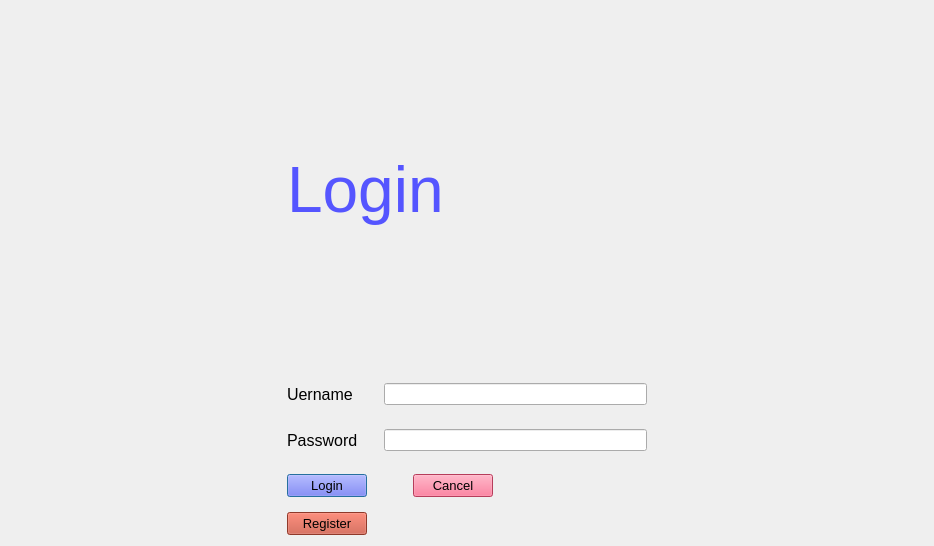
The window that login.ui (pengjianaixue/TEConfiguretool) describes before a commit, drawn with Qt 5.
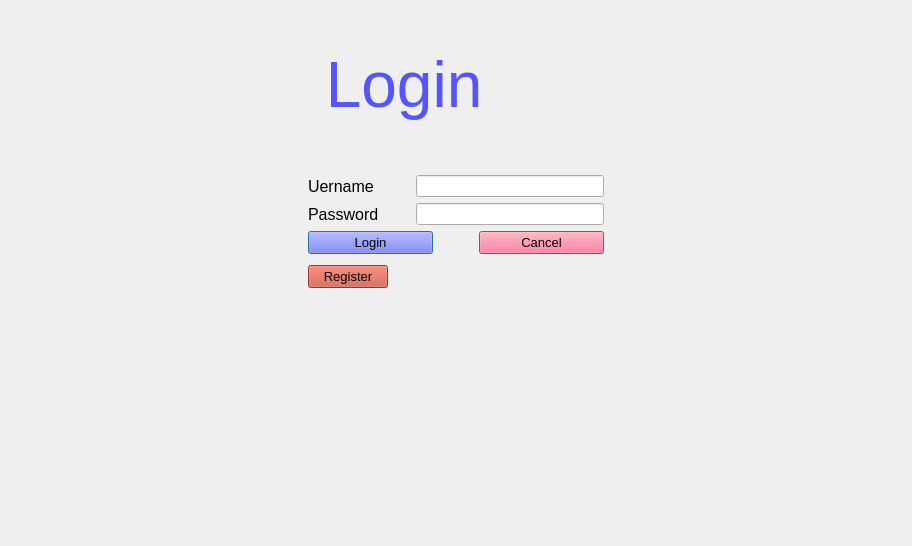
The same window after the commit. Icons and pictures are not drawn.

```diff
--- a/login.ui
+++ b/login.ui
@@ -6,7 +6,7 @@
    <rect>
     <x>0</x>
     <y>0</y>
-    <width>934</width>
+    <width>912</width>
     <height>546</height>
    </rect>
   </property>
@@ -22,7 +22,11 @@
   <property name="autoFillBackground">
    <bool>true</bool>
   </property>
-  <layout class="QHBoxLayout" name="horizontalLayout_4">
+  <layout class="QGridLayout" name="gridLayout">
+   <item row="0" column="0">
+    <layout class="QVBoxLayout" name="verticalLayout_6">
+     <item>
+      <layout class="QHBoxLayout" name="horizontalLayout_8">
    <item>
     <spacer name="horizontalSpacer_3">
      <property name="orientation">
@@ -30,12 +34,14 @@
      </property>
      <property name="sizeHint" stdset="0">
       <size>
-       <width>116</width>
-       <height>20</height>
+           <width>196</width>
+           <height>14</height>
       </size>
      </property>
     </spacer>
    </item>
+       <item>
+        <layout class="QVBoxLayout" name="verticalLayout_5">
    <item>
     <layout class="QVBoxLayout" name="verticalLayout_2">
      <item>
@@ -46,7 +52,7 @@
        <property name="sizeHint" stdset="0">
         <size>
          <width>20</width>
-         <height>40</height>
+               <height>38</height>
         </size>
        </property>
       </spacer>
@@ -63,7 +69,7 @@
         <string notr="true">color: rgb(85, 85, 255);</string>
        </property>
        <property name="text">
-        <string>Login</string>
+              <string> Login</string>
        </property>
       </widget>
      </item>
@@ -75,42 +81,37 @@
        <property name="sizeHint" stdset="0">
         <size>
          <width>20</width>
-         <height>40</height>
+               <height>48</height>
         </size>
        </property>
       </spacer>
      </item>
+          </layout>
+         </item>
      <item>
-      <layout class="QFormLayout" name="formLayout">
-       <item row="0" column="0" colspan="2">
+          <layout class="QVBoxLayout" name="verticalLayout_4">
+           <item>
         <layout class="QVBoxLayout" name="verticalLayout">
          <item>
           <layout class="QHBoxLayout" name="horizontalLayout">
            <item>
             <widget class="QLabel" name="label">
+                 <property name="minimumSize">
+                  <size>
+                   <width>102</width>
+                   <height>0</height>
+                  </size>
+                 </property>
              <property name="font">
               <font>
                <pointsize>12</pointsize>
               </font>
              </property>
              <property name="text">
-              <string>Uername </string>
+                  <string>Uername</string>
              </property>
             </widget>
            </item>
-           <item>
-            <spacer name="verticalSpacer_3">
-             <property name="orientation">
-              <enum>Qt::Vertical</enum>
-             </property>
-             <property name="sizeHint" stdset="0">
-              <size>
-               <width>20</width>
-               <height>40</height>
-              </size>
-             </property>
-            </spacer>
-           </item>
            <item>
             <widget class="QLineEdit" name="LE_user"/>
            </item>
@@ -126,6 +127,12 @@
                <verstretch>0</verstretch>
               </sizepolicy>
              </property>
+                 <property name="minimumSize">
+                  <size>
+                   <width>102</width>
+                   <height>0</height>
+                  </size>
+                 </property>
              <property name="font">
               <font>
                <pointsize>12</pointsize>
@@ -136,19 +143,6 @@
              </property>
             </widget>
            </item>
-           <item>
-            <spacer name="verticalSpacer_4">
-             <property name="orientation">
-              <enum>Qt::Vertical</enum>
-             </property>
-             <property name="sizeHint" stdset="0">
-              <size>
-               <width>20</width>
-               <height>40</height>
-              </size>
-             </property>
-            </spacer>
-           </item>
            <item>
             <widget class="QLineEdit" name="LE_Password"/>
            </item>
@@ -156,7 +150,7 @@
          </item>
         </layout>
        </item>
-       <item row="1" column="0">
+           <item>
         <layout class="QHBoxLayout" name="horizontalLayout_3">
          <item>
           <widget class="QPushButton" name="B_Login">
@@ -185,25 +179,15 @@
          <item>
           <spacer name="verticalSpacer_5">
            <property name="orientation">
-            <enum>Qt::Vertical</enum>
-           </property>
-           <property name="sizeHint" stdset="0">
-            <size>
-             <width>20</width>
-             <height>40</height>
-            </size>
-           </property>
-          </spacer>
-         </item>
-         <item>
-          <spacer name="verticalSpacer_6">
-           <property name="orientation">
-            <enum>Qt::Vertical</enum>
-           </property>
+                <enum>Qt::Horizontal</enum>
+               </property>
+               <property name="sizeType">
+                <enum>QSizePolicy::Preferred</enum>
+               </property>
            <property name="sizeHint" stdset="0">
             <size>
-             <width>20</width>
-             <height>40</height>
+                 <width>40</width>
+                 <height>20</height>
             </size>
            </property>
           </spacer>
@@ -232,23 +216,12 @@
          </item>
         </layout>
        </item>
-       <item row="1" column="1">
-        <spacer name="horizontalSpacer">
-         <property name="orientation">
-          <enum>Qt::Horizontal</enum>
-         </property>
-         <property name="sizeHint" stdset="0">
-          <size>
-           <width>148</width>
-           <height>20</height>
-          </size>
-         </property>
-        </spacer>
-       </item>
-       <item row="2" column="0">
+           <item>
+            <layout class="QHBoxLayout" name="horizontalLayout_4">
+             <item>
         <widget class="QPushButton" name="B_Cancel_2">
          <property name="sizePolicy">
-          <sizepolicy hsizetype="Expanding" vsizetype="Fixed">
+                <sizepolicy hsizetype="Preferred" vsizetype="Fixed">
            <horstretch>0</horstretch>
            <verstretch>0</verstretch>
           </sizepolicy>
@@ -267,6 +240,21 @@
          </property>
         </widget>
        </item>
+             <item>
+              <spacer name="horizontalSpacer">
+               <property name="orientation">
+                <enum>Qt::Horizontal</enum>
+               </property>
+               <property name="sizeHint" stdset="0">
+                <size>
+                 <width>136</width>
+                 <height>34</height>
+                </size>
+               </property>
+              </spacer>
+             </item>
+            </layout>
+           </item>
       </layout>
      </item>
     </layout>
@@ -278,11 +266,31 @@
      </property>
      <property name="sizeHint" stdset="0">
       <size>
-       <width>166</width>
-       <height>20</height>
+           <width>226</width>
+           <height>14</height>
       </size>
      </property>
     </spacer>
+       </item>
+      </layout>
+     </item>
+     <item>
+      <spacer name="verticalSpacer">
+       <property name="orientation">
+        <enum>Qt::Vertical</enum>
+       </property>
+       <property name="sizeType">
+        <enum>QSizePolicy::MinimumExpanding</enum>
+       </property>
+       <property name="sizeHint" stdset="0">
+        <size>
+         <width>20</width>
+         <height>138</height>
+        </size>
+       </property>
+      </spacer>
+     </item>
+    </layout>
    </item>
   </layout>
  </widget>
```
Left out of the diff: 2 changed lines with no effect on the pictures. Lines whose indentation alone changed are shown as unchanged.
